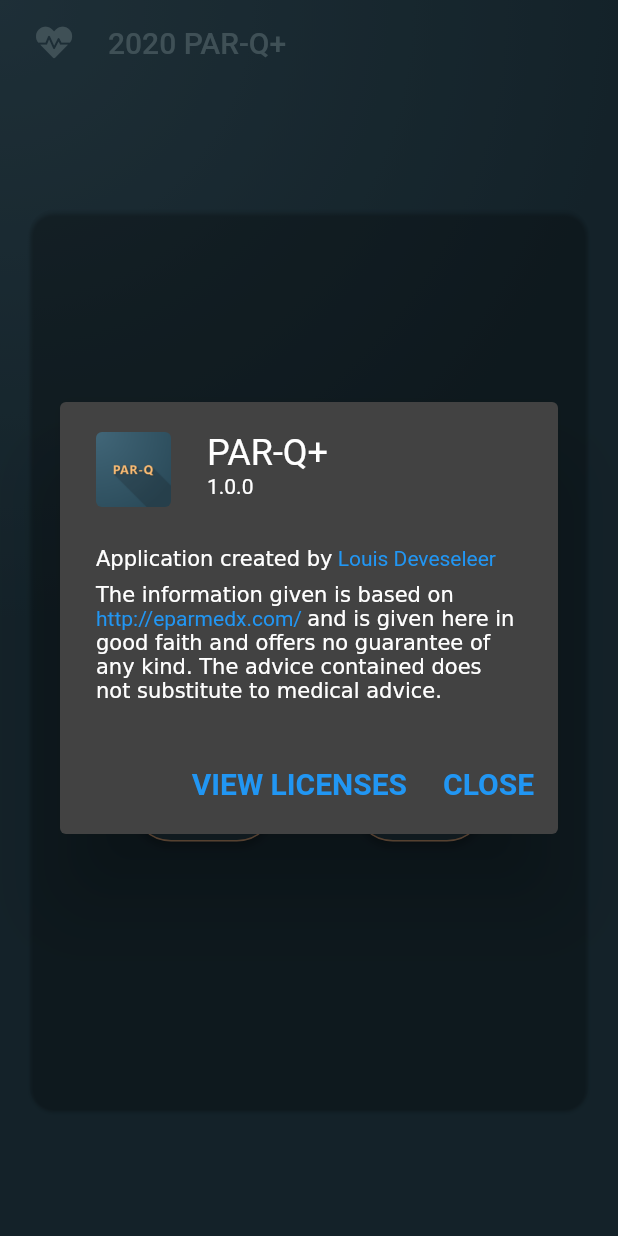
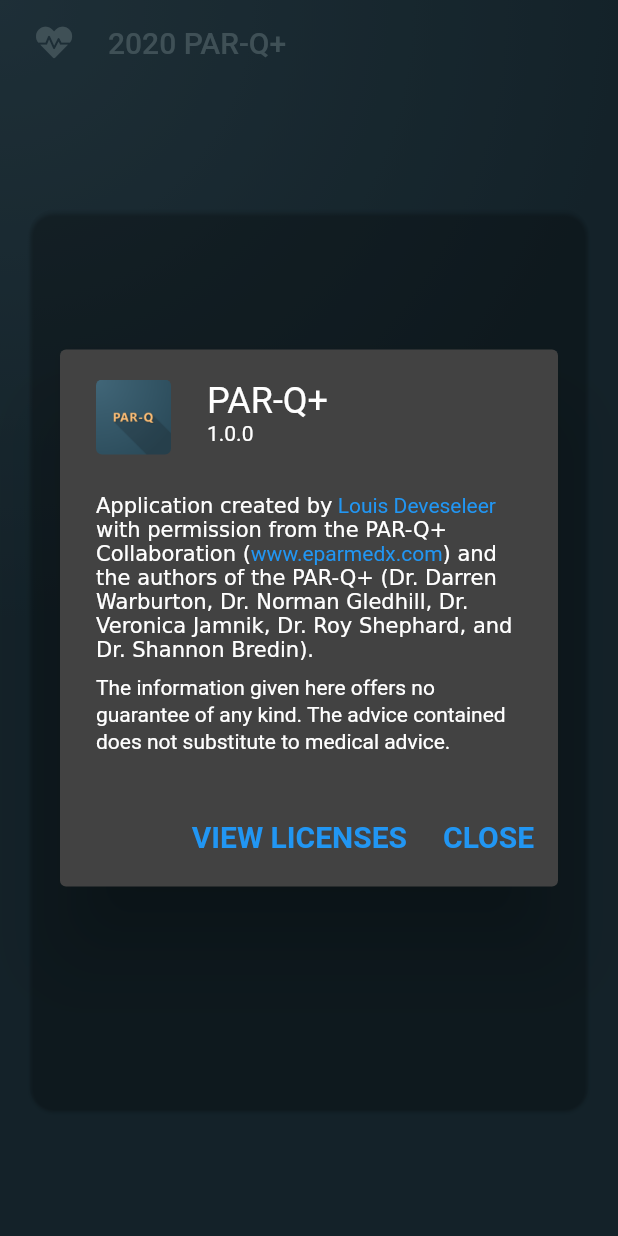
Before and after one commit to louisdeveseleer/parq, a Flutter app: the BasicScreen screen opened directly, after a tap on an icon or button, on a phone screen of 412 x 824 dp. Run offline on Flutter 3.47's test engine with Material 2 defaults, Android fonts, the phone set to English and light mode, and no system bars; our stand-ins replace device_preview, font_awesome_flutter, page_transition.

Commit message:
- Edit of "About" information

```diff
--- a/lib/common_widgets/my_show_about_dialog.dart
+++ b/lib/common_widgets/my_show_about_dialog.dart
@@ -31,35 +31,29 @@ void myShowAboutDialog(BuildContext context) async {
                       'https://louisdeveseleer.com',
                     ),
             ),
+            TextSpan(text: ' with permission from the PAR-Q+ Collaboration ('),
+            TextSpan(
+              text: 'www.eparmedx.com',
+              style: DefaultTextStyle.of(context)
+                  .style
+                  .copyWith(color: Colors.blue),
+              recognizer: TapGestureRecognizer()
+                ..onTap = () => launchURL(
+                      'https://www.eparmedx.com',
+                    ),
+            ),
+            TextSpan(
+                text:
+                    ') and the authors of the PAR-Q+ (Dr. Darren Warburton, Dr. Norman Gledhill, Dr. Veronica Jamnik, Dr. Roy Shephard, and Dr. Shannon Bredin).'),
           ],
         ),
       ),
       SizedBox(
         height: 8,
       ),
-      RichText(
-        text: TextSpan(
-          children: <TextSpan>[
-            TextSpan(
-              text: 'The information given is based on ',
-            ),
-            TextSpan(
-              text: ' http://eparmedx.com/ ',
-              style: DefaultTextStyle.of(context)
-                  .style
-                  .copyWith(color: Colors.blue),
-              recognizer: TapGestureRecognizer()
-                ..onTap = () => launchURL(
-                      'http://eparmedx.com/',
-                    ),
-            ),
-            TextSpan(
-              text:
-                  'and is given here in good faith and offers no guarantee of any kind. The advice contained does not substitute to medical advice.',
-            ),
-          ],
-        ),
-      )
+      Text(
+        'The information given here offers no guarantee of any kind. The advice contained does not substitute to medical advice.',
+      ),
     ],
   );
 }
--- a/lib/keys.dart
+++ b/lib/keys.dart
@@ -10,4 +10,5 @@ class Keys {
   static const String ghqFollowUpButton = 'ghqFollowUpButton';
   static const String fuqYesButton = 'fuqYesButton';
   static const String fuqNoButton = 'fuqNoButton';
+  static const String languageDropdownButton = 'languageDropdownButton';
 }
--- a/lib/welcome_page.dart
+++ b/lib/welcome_page.dart
@@ -43,7 +43,7 @@ class _WelcomePageState extends State<WelcomePage> {
                 ),
               ),
               Positioned(
-                top: 20,
+                bottom: 20,
                 left: 8,
                 child: Row(
                   children: [
@@ -142,6 +142,7 @@ class LanguageDropdown extends StatelessWidget {
   Widget build(BuildContext context) {
     return Container(
       child: DropdownButton<String>(
+        key: Key(Keys.languageDropdownButton),
         value: Intl.getCurrentLocale(),
         onChanged: (String newValue) {
           callback();
@@ -150,6 +151,7 @@ class LanguageDropdown extends StatelessWidget {
         items: S.delegate.supportedLocales
             .map<DropdownMenuItem<String>>((Locale locale) {
           return DropdownMenuItem<String>(
+            key: Key(locale.languageCode),
             value: locale.languageCode,
             child: Text(locale.languageCode),
           );
--- a/test_driver/app_test.dart
+++ b/test_driver/app_test.dart
@@ -43,9 +43,10 @@ void main() {
 
     void launchTest({String locale: 'en'}) {
       test('test whole app', () async {
-//change language
-        await takeScreenshot(driver, '$locale-welcomeScreen');
         await driver.runUnsynchronized(() async {
+          await tapButton(Keys.languageDropdownButton);
+          await tapButton(locale);
+          await takeScreenshot(driver, '$locale-welcomeScreen');
           await tapButton(Keys.welcomePageButton);
         });
         await tapButton(Keys.ghqIntroButton);
```
Also changed, not shown: pubspec.yaml (+1 -13 lines), 5 other files.
